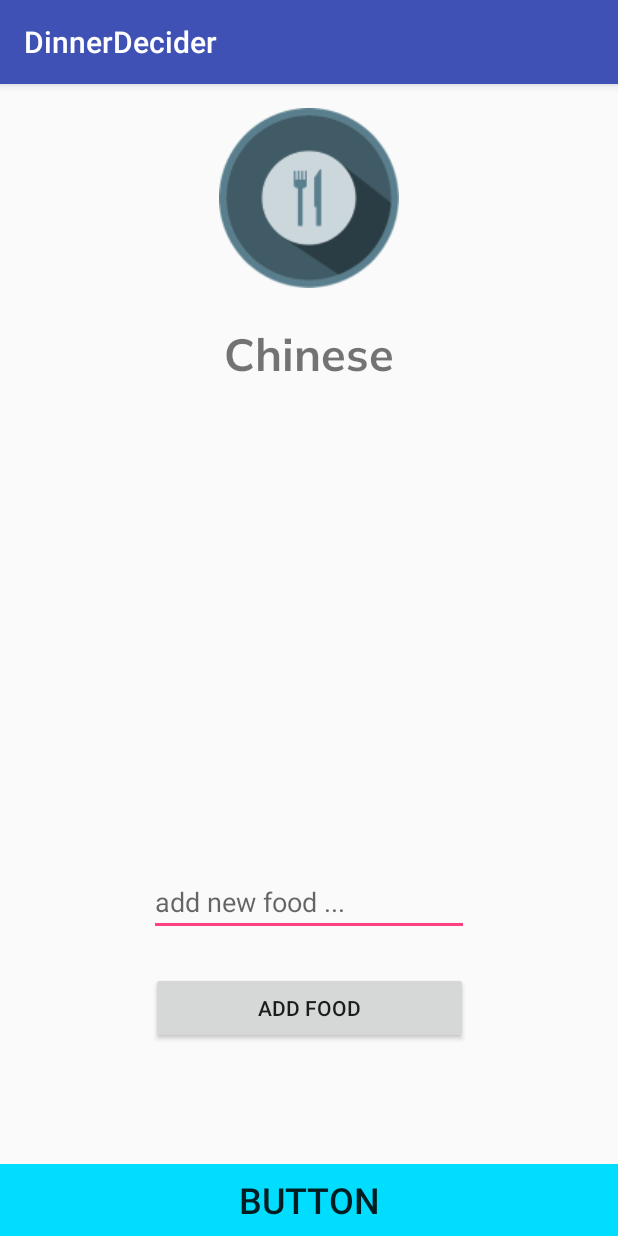
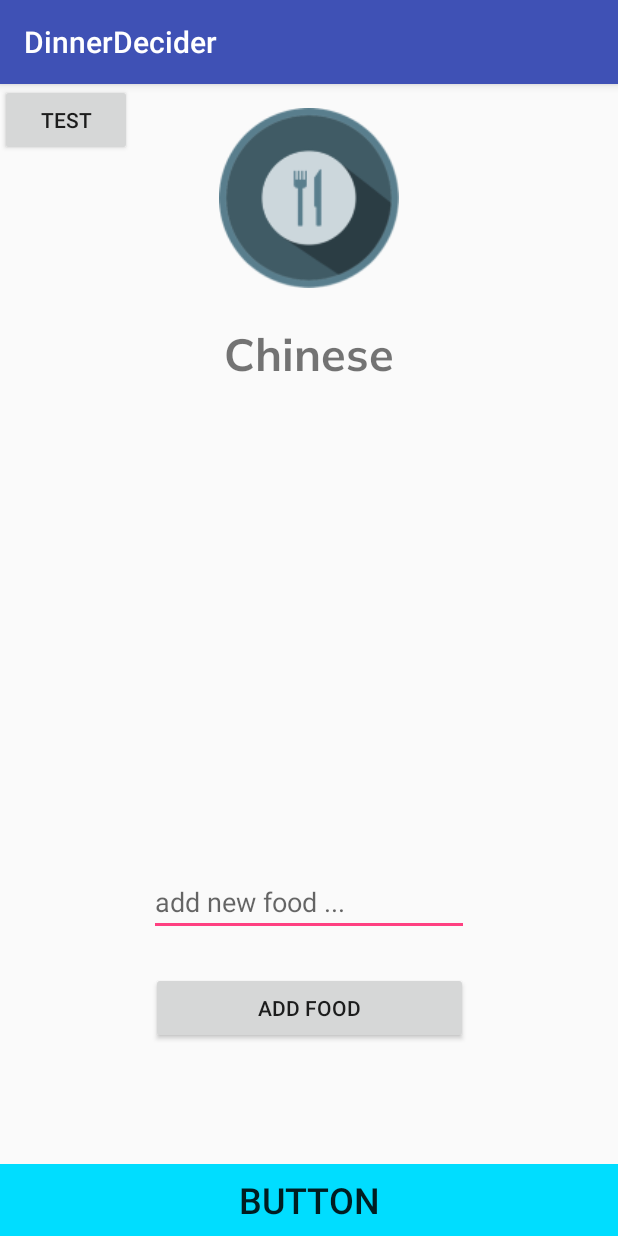
Before and after one commit to RobertChicoine/DinnerDecider, an Android app: the screen it shows after launch (MainActivity), on a phone screen of 412 x 824 dp. Run offline under Robolectric (Android 15) with nearby library versions, the phone set to English and light mode, and no system bars.

Commit message:
added a button

```diff
--- a/app/src/main/res/layout/activity_main.xml
+++ b/app/src/main/res/layout/activity_main.xml
@@ -67,4 +67,12 @@
         app:layout_constraintHorizontal_bias="0.5"
         app:layout_constraintStart_toStartOf="parent" />
 
+    <Button
+        android:id="@+id/testBtn"
+        android:layout_width="wrap_content"
+        android:layout_height="wrap_content"
+        android:text="TEST"
+        tools:layout_editor_absoluteX="161dp"
+        tools:layout_editor_absoluteY="255dp" />
+
 </android.support.constraint.ConstraintLayout>
```
